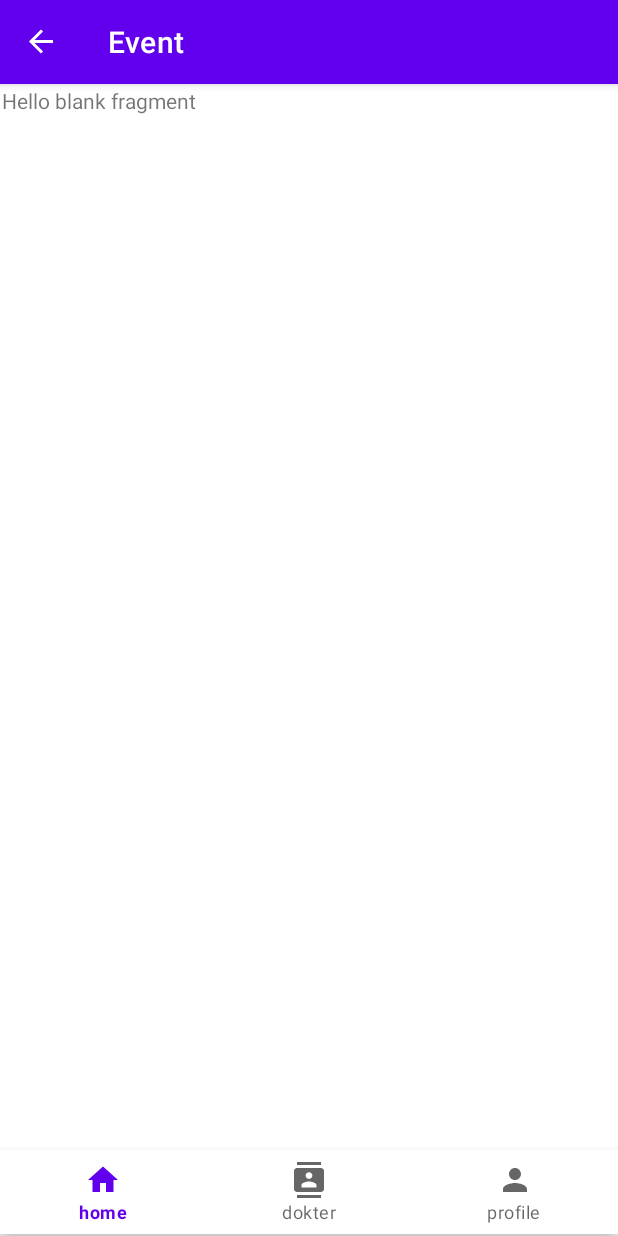
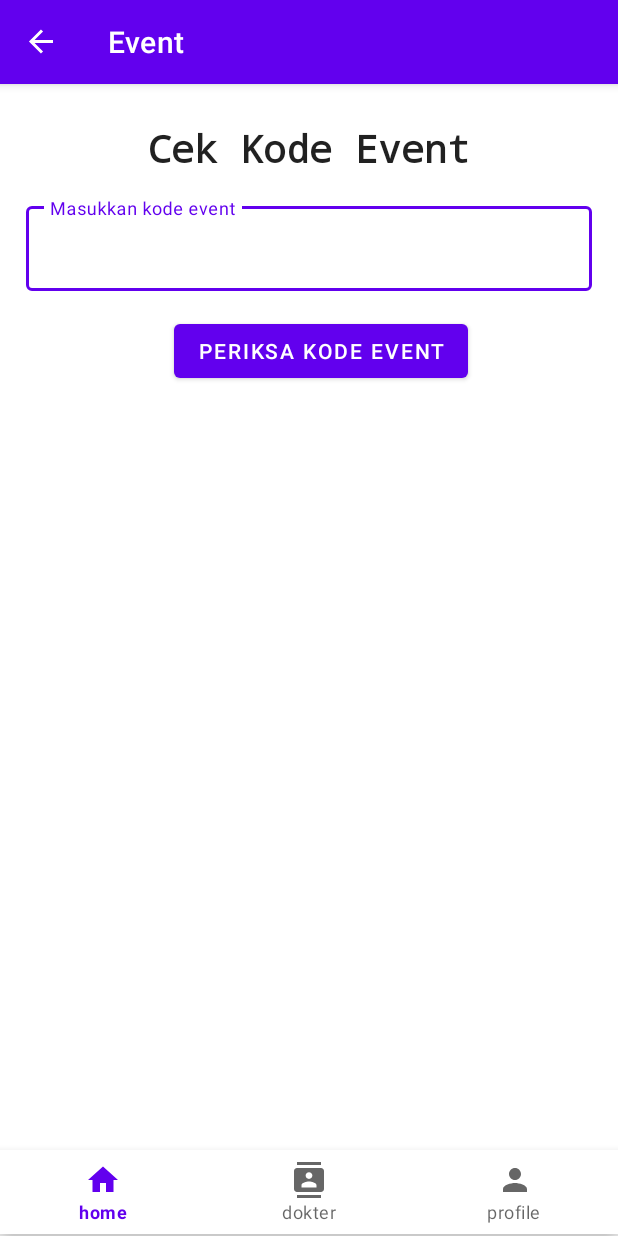
Before and after one commit to sameh4d4/160418066_advNative_midTerm_Project, an Android app: the EventFragment screen opened through its navigation route, in the side drawer, after a tap on "Event", on a phone screen of 412 x 824 dp. Run offline under Robolectric (Android 15) with nearby library versions, the phone set to English and light mode, and no system bars; our stand-ins replace navigation-ui.

Commit message:
event done

```diff
--- a/app/src/main/java/com/example/advnative_project_uts_160418066/view/EventFragment.kt
+++ b/app/src/main/java/com/example/advnative_project_uts_160418066/view/EventFragment.kt
@@ -1,11 +1,14 @@
 package com.example.advnative_project_uts_160418066.view
 
+import android.app.AlertDialog
 import android.os.Bundle
 import androidx.fragment.app.Fragment
 import android.view.LayoutInflater
 import android.view.View
 import android.view.ViewGroup
+import android.widget.Toast
 import com.example.advnative_project_uts_160418066.R
+import kotlinx.android.synthetic.main.fragment_event.*
 
 class EventFragment : Fragment() {
     override fun onCreateView(
@@ -18,5 +21,21 @@ class EventFragment : Fragment() {
 
     override fun onViewCreated(view: View, savedInstanceState: Bundle?) {
         super.onViewCreated(view, savedInstanceState)
+        btnChekKodeEvent.setOnClickListener {
+            val builder = AlertDialog.Builder(context)
+            builder.setTitle("Cek Kode")
+            if(txtInputKode.text.toString()=="001"){
+                builder.setMessage("Kode benar")
+            }
+            else{
+                builder.setMessage("Kode salah")
+            }
+            builder.setPositiveButton(android.R.string.ok) { dialog, which ->
+                Toast.makeText(context,
+                    android.R.string.yes, Toast.LENGTH_SHORT).show()
+            }
+            builder.show()
+        }
+
     }
 }
--- a/app/src/main/res/layout/fragment_event.xml
+++ b/app/src/main/res/layout/fragment_event.xml
@@ -1,14 +1,59 @@
 <?xml version="1.0" encoding="utf-8"?>
 <FrameLayout xmlns:android="http://schemas.android.com/apk/res/android"
+    xmlns:app="http://schemas.android.com/apk/res-auto"
     xmlns:tools="http://schemas.android.com/tools"
     android:layout_width="match_parent"
     android:layout_height="match_parent"
     tools:context=".view.EventFragment">
 
-    <!-- TODO: Update blank fragment layout -->
-    <TextView
+    <androidx.constraintlayout.widget.ConstraintLayout
         android:layout_width="match_parent"
-        android:layout_height="match_parent"
-        android:text="@string/hello_blank_fragment" />
+        android:layout_height="match_parent">
 
+        <TextView
+            android:id="@+id/textView2"
+            android:layout_width="wrap_content"
+            android:layout_height="wrap_content"
+            android:layout_marginTop="24dp"
+            android:fontFamily="monospace"
+            android:text="Cek Kode Event"
+            android:textAppearance="@style/TextAppearance.AppCompat.Body1"
+            android:textSize="25sp"
+            android:textStyle="bold"
+            app:layout_constraintEnd_toEndOf="parent"
+            app:layout_constraintStart_toStartOf="parent"
+            app:layout_constraintTop_toTopOf="parent" />
+
+        <com.google.android.material.textfield.TextInputLayout
+            android:id="@+id/textInputLayout3"
+            style="@style/Widget.MaterialComponents.TextInputLayout.OutlinedBox"
+            android:layout_width="0dp"
+            android:layout_height="wrap_content"
+            android:layout_marginStart="16dp"
+            android:layout_marginTop="16dp"
+            android:layout_marginEnd="16dp"
+            android:hint="Masukkan kode event"
+            app:hintAnimationEnabled="true"
+            app:hintEnabled="true"
+            app:layout_constraintEnd_toEndOf="parent"
+            app:layout_constraintStart_toStartOf="parent"
+            app:layout_constraintTop_toBottomOf="@+id/textView2">
+
+            <com.google.android.material.textfield.TextInputEditText
+                android:id="@+id/txtInputKode"
+                android:layout_width="match_parent"
+                android:layout_height="wrap_content" />
+        </com.google.android.material.textfield.TextInputLayout>
+
+        <Button
+            android:id="@+id/btnChekKodeEvent"
+            android:layout_width="wrap_content"
+            android:layout_height="wrap_content"
+            android:layout_marginTop="16dp"
+            android:text="Periksa Kode Event"
+            app:layout_constraintEnd_toEndOf="parent"
+            app:layout_constraintStart_toStartOf="@+id/textInputLayout3"
+            app:layout_constraintTop_toBottomOf="@+id/textInputLayout3" />
+
+    </androidx.constraintlayout.widget.ConstraintLayout>
 </FrameLayout>
```
